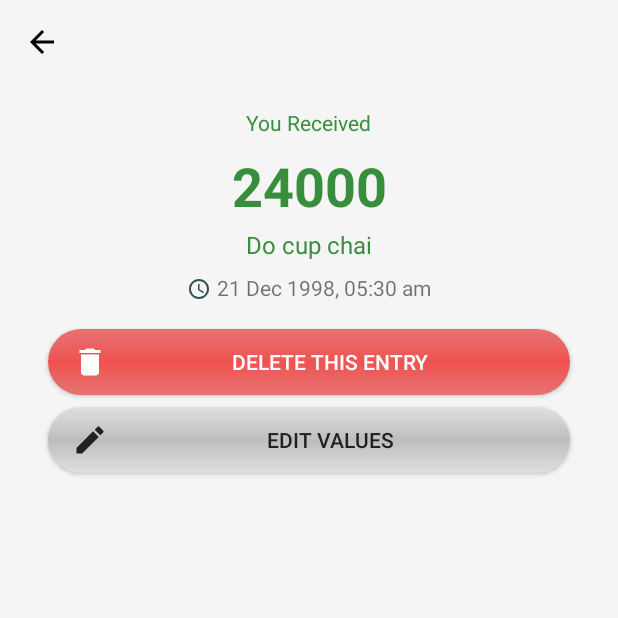
After one commit to anshenguin/New-App-Prototype, an Android app: the SingleValueDetails screen opened directly, with no data from a screen before it, on a phone screen of 412 x 824 dp, the top half of it. The commit adds this screen. Run offline under Robolectric (Android 15) with nearby library versions, the light colour scheme and no system bars.

Commit message:
detail layout for single entries finished
my back hurts...

```diff
--- a/app/build.gradle
+++ b/app/build.gradle
@@ -9,6 +9,7 @@ android {
         targetSdkVersion 26
         versionCode 1
         versionName "1.0"
+        vectorDrawables.useSupportLibrary = true
         testInstrumentationRunner "android.support.test.runner.AndroidJUnitRunner"
     }
     buildTypes {
--- a/app/src/main/AndroidManifest.xml
+++ b/app/src/main/AndroidManifest.xml
@@ -32,7 +32,10 @@
             android:authorities="com.kinitoapps.moneymanager"
             android:exported="false" />
 
-        <activity android:name=".EditActivity"></activity>
+        <activity android:name=".EditActivity" />
+        <activity android:name=".SingleValueDetails">
+
+        </activity>
     </application>
 
 </manifest>
--- /dev/null
+++ b/app/src/main/java/com/kinitoapps/moneymanager/SingleValueDetails.java
@@ -0,0 +1,213 @@
+package com.kinitoapps.moneymanager;
+
+import android.app.ActionBar;
+import android.app.AlertDialog;
+import android.content.ContentUris;
+import android.content.DialogInterface;
+import android.content.Intent;
+import android.database.Cursor;
+import android.graphics.Color;
+import android.graphics.drawable.ColorDrawable;
+import android.graphics.drawable.Drawable;
+import android.net.Uri;
+import android.os.Build;
+import android.support.v4.app.LoaderManager;
+import android.support.v4.app.NavUtils;
+import android.support.v4.content.CursorLoader;
+import android.support.v4.content.Loader;
+import android.support.v7.app.AppCompatActivity;
+import android.os.Bundle;
+import android.util.Log;
+import android.view.MenuItem;
+import android.view.View;
+import android.view.Window;
+import android.view.WindowManager;
+import android.widget.Button;
+import android.widget.TextView;
+import android.widget.Toast;
+
+import com.kinitoapps.moneymanager.data.MoneyContract;
+
+public class SingleValueDetails extends AppCompatActivity implements LoaderManager.LoaderCallbacks<Cursor> {
+    private TextView timedatetextView;
+    private static final int EXISTING_MONEY_LOADER = 0;
+
+    private TextView valueTextView;
+    private TextView descTextView;
+    private TextView statusTextView;
+    private Button delete;
+    private Button edit;
+
+    @Override
+    protected void onCreate(Bundle savedInstanceState) {
+        super.onCreate(savedInstanceState);
+        setContentView(R.layout.activity_single_value_details);
+        timedatetextView = (TextView) findViewById(R.id.timedatetext);
+        descTextView = (TextView) findViewById(R.id.desc);
+        valueTextView = (TextView) findViewById(R.id.value);
+        statusTextView = (TextView) findViewById(R.id.status);
+        android.support.v7.app.ActionBar actionBar = getSupportActionBar();
+        actionBar.setDisplayHomeAsUpEnabled(true);
+        actionBar.setTitle("");
+        actionBar.setElevation(0);
+        actionBar.setHomeAsUpIndicator(R.drawable.ic_arrow_back_black_24dp);
+        actionBar.setBackgroundDrawable(new ColorDrawable(Color.parseColor("#F5F5F5")));
+        delete = (Button) findViewById(R.id.delete_button);
+        edit = (Button) findViewById(R.id.edit_button);
+
+        delete.setOnClickListener(new View.OnClickListener() {
+            @Override
+            public void onClick(View view) {
+                showDeleteConfirmationDialog();
+            }
+        });
+        edit.setOnClickListener(new View.OnClickListener() {
+            @Override
+            public void onClick(View view) {
+                Intent intent = new Intent(SingleValueDetails.this, EditActivity.class);
+                Intent i = getIntent();
+                Uri currentEntryUri = i.getData();
+                intent.setData(currentEntryUri);
+                startActivity(intent);
+            }
+        });
+        edit.setWidth(delete.getWidth());
+        getSupportLoaderManager().initLoader(EXISTING_MONEY_LOADER, null, this);
+//        if (Build.VERSION.SDK_INT >= Build.VERSION_CODES.LOLLIPOP) {
+//            Window window = getWindow();
+//            window.addFlags(WindowManager.LayoutParams.FLAG_DRAWS_SYSTEM_BAR_BACKGROUNDS);
+//            window.setStatusBarColor(Color.parseColor("#E0E0E0"));
+//        }
+    }
+
+    @Override
+    public boolean onOptionsItemSelected(MenuItem item) {
+        switch (item.getItemId()) {
+            // Respond to the action bar's Up/Home button
+            case android.R.id.home:
+                finish();
+                return true;
+        }
+        return super.onOptionsItemSelected(item);
+    }
+
+    @Override
+    public Loader<Cursor> onCreateLoader(int id, Bundle args) {
+        Intent intent = getIntent();
+        Uri currentEntryUri = intent.getData();
+        Log.v("tag", String.valueOf(currentEntryUri));
+        String[] projection = {
+                MoneyContract.MoneyEntry._ID,
+                MoneyContract.MoneyEntry.COLUMN_MONEY_VALUE,
+                MoneyContract.MoneyEntry.COLUMN_MONEY_DESC,
+                MoneyContract.MoneyEntry.COLUMN_MONEY_STATUS,
+                MoneyContract.MoneyEntry.COLUMN_MONEY_TIME,
+                MoneyContract.MoneyEntry.COLUMN_MONEY_DATE
+        };
+
+        return new CursorLoader(this,
+                currentEntryUri,
+                projection,
+                null,
+                null,
+                null);
+    }
+
+    @Override
+    public void onLoadFinished(Loader<Cursor> loader, Cursor cursor) {
+        if (cursor == null || cursor.getCount() < 1) {
+            return;
+        }
+
+        if (cursor.moveToFirst()) {
+            int valueColumnIndex = cursor.getColumnIndex(MoneyContract.MoneyEntry.COLUMN_MONEY_VALUE);
+            int descColumnIndex = cursor.getColumnIndex(MoneyContract.MoneyEntry.COLUMN_MONEY_DESC);
+            int statusColumnIndex = cursor.getColumnIndex(MoneyContract.MoneyEntry.COLUMN_MONEY_STATUS);
+            int timeColumnIndex = cursor.getColumnIndex(MoneyContract.MoneyEntry.COLUMN_MONEY_TIME);
+            int dateColumnIndex = cursor.getColumnIndex(MoneyContract.MoneyEntry.COLUMN_MONEY_DATE);
+            String date = cursor.getString(dateColumnIndex);
+            String time = cursor.getString(timeColumnIndex);
+            double value = cursor.getDouble(valueColumnIndex);
+            String desc = cursor.getString(descColumnIndex);
+            int status = cursor.getInt(statusColumnIndex);
+            String str = String.valueOf(value);
+            String datentime = date + ", " + time;
+            valueTextView.setText(str);
+            descTextView.setText(desc);
+            timedatetextView.setText(datentime);
+            if (status == MoneyContract.MoneyEntry.STATUS_SPENT) {
+                statusTextView.setText("You Spent");
+                statusTextView.setTextColor(Color.parseColor("#D32F2F"));
+                valueTextView.setTextColor(Color.parseColor("#D32F2F"));
+                descTextView.setTextColor(Color.parseColor("#D32F2F"));
+            } else {
+                statusTextView.setText("You Received");
+                statusTextView.setTextColor(Color.parseColor("#388E3C"));
+                valueTextView.setTextColor(Color.parseColor("#388E3C"));
+                descTextView.setTextColor(Color.parseColor("#388E3C"));
+            }
+//            mStatusSpinner.setSelection(status-1);
+////            switch (status){
+////                case MoneyContract.MoneyEntry.STATUS_SPENT:
+////                    mStatusSpinner.setSelection(2);
+////                    break;
+////                default:
+////                    mStatusSpinner.setSelection(1);
+////                    break;
+////            }
+        }
+    }
+
+
+    @Override
+    public void onLoaderReset(Loader<Cursor> loader) {
+        statusTextView.setText("");
+        valueTextView.setText("");
+        descTextView.setText("");
+        timedatetextView.setText("");
+    }
+
+    private void deletePet() {
+        int rowsDeleted = 0;
+        Intent intent = getIntent();
+        Uri currentEntryUri = intent.getData();
+        rowsDeleted = getContentResolver().delete(currentEntryUri, null, null);
+        if (rowsDeleted == 0) {
+            // If no rows were deleted, then there was an error with the delete.
+            Toast.makeText(this, "Deletion Failed",
+                    Toast.LENGTH_SHORT).show();
+        } else {
+            // Otherwise, the delete was successful and we can display a toast.
+            Toast.makeText(this, "Deleted Successfully",
+                    Toast.LENGTH_SHORT).show();
+        }
+
+        finish();
+    }
+
+    private void showDeleteConfirmationDialog() {
+        // Create an AlertDialog.Builder and set the message, and click listeners
+        // for the postivie and negative buttons on the dialog.
+        AlertDialog.Builder builder = new AlertDialog.Builder(this);
+            builder.setMessage("Do you want to delete this entry?");
+        builder.setPositiveButton("Delete", new DialogInterface.OnClickListener() {
+            public void onClick(DialogInterface dialog, int id) {
+                // User clicked the "Delete" button, so delete the pet.
+                deletePet();
+            }
+        });
+        builder.setNegativeButton("Cancel", new DialogInterface.OnClickListener() {
+            public void onClick(DialogInterface dialog, int id) {
+                // User clicked the "Cancel" button, so dismiss the dialog
+                // and continue editing the pet.
+                if (dialog != null) {
+                    dialog.dismiss();
+                }
+            }
+        });
+
+        // Create and show the AlertDialog
+        AlertDialog alertDialog = builder.create();
+        alertDialog.show();
+    }
+}
--- a/app/src/main/java/com/kinitoapps/moneymanager/ThisYearFragment.java
+++ b/app/src/main/java/com/kinitoapps/moneymanager/ThisYearFragment.java
@@ -447,9 +447,14 @@ public class ThisYearFragment extends Fragment implements LoaderManager.LoaderCa
             public void onItemClick(AdapterView<?> adapterView, View view, int position, long id) {
 //                if (moneyListView.isItemChecked(position)){moneyListView.setItemChecked(position,false);}else{moneyListView.setItemChecked(position,true);}
                 if(mSelectedItemIds.size()==0) {
-                    Intent intent = new Intent(getActivity(), EditActivity.class);
-                    Uri currentEntryUri = ContentUris.withAppendedId(MoneyContract.MoneyEntry.CONTENT_URI, id);
-                    Log.v("URI", String.valueOf(currentEntryUri));
+//                    Intent intent = new Intent(getActivity(), EditActivity.class);
+//                    Uri currentEntryUri = ContentUris.withAppendedId(MoneyContract.MoneyEntry.CONTENT_URI, id);
+//                    Log.v("URI", String.valueOf(currentEntryUri));
+//                    intent.setData(currentEntryUri);
+//                    startActivity(intent);
+
+                    Intent intent = new Intent(getActivity(),SingleValueDetails.class);
+                    Uri currentEntryUri = ContentUris.withAppendedId(MoneyContract.MoneyEntry.CONTENT_URI,id);
                     intent.setData(currentEntryUri);
                     startActivity(intent);
                 }
--- /dev/null
+++ b/app/src/main/res/drawable/gradient.xml
@@ -0,0 +1,12 @@
+<?xml version="1.0" encoding="utf-8"?>
+<shape xmlns:android="http://schemas.android.com/apk/res/android"
+    android:shape="rectangle">
+    <!--  Gradient Bg for listrow -->
+    <corners android:radius="28dp"/>
+    <size android:width="48dp" android:height="48dp" />
+    <gradient
+        android:startColor="#E57373"
+        android:centerColor="#EF5350"
+        android:endColor="#E57373"
+        android:angle="270" />
+</shape>
--- /dev/null
+++ b/app/src/main/res/drawable/gradient_white.xml
@@ -0,0 +1,12 @@
+<?xml version="1.0" encoding="utf-8"?>
+<shape xmlns:android="http://schemas.android.com/apk/res/android"
+    android:shape="rectangle">
+    <!--  Gradient Bg for listrow -->
+    <corners android:radius="28dp"/>
+    <size android:width="48dp" android:height="48dp" />
+    <gradient
+        android:startColor="#E0E0E0"
+        android:centerColor="#BDBDBD"
+        android:endColor="#E0E0E0"
+        android:angle="270" />
+</shape>
--- /dev/null
+++ b/app/src/main/res/drawable/ic_access_time_black_24dp.xml
@@ -0,0 +1,4 @@
+<vector android:height="16dp" android:viewportHeight="24.0"
+    android:viewportWidth="24.0" android:width="16dp" xmlns:android="http://schemas.android.com/apk/res/android">
+    <path android:fillColor="#2F4F4F" android:pathData="M11.99,2C6.47,2 2,6.48 2,12s4.47,10 9.99,10C17.52,22 22,17.52 22,12S17.52,2 11.99,2zM12,20c-4.42,0 -8,-3.58 -8,-8s3.58,-8 8,-8 8,3.58 8,8 -3.58,8 -8,8zM12.5,7H11v6l5.25,3.15 0.75,-1.23 -4.5,-2.67z"/>
+</vector>
--- /dev/null
+++ b/app/src/main/res/drawable/ic_arrow_back_black_24dp.xml
@@ -0,0 +1,9 @@
+<vector xmlns:android="http://schemas.android.com/apk/res/android"
+        android:width="24dp"
+        android:height="24dp"
+        android:viewportWidth="24.0"
+        android:viewportHeight="24.0">
+    <path
+        android:fillColor="#FF000000"
+        android:pathData="M20,11H7.83l5.59,-5.59L12,4l-8,8 8,8 1.41,-1.41L7.83,13H20v-2z"/>
+</vector>
--- /dev/null
+++ b/app/src/main/res/drawable/ic_edit_black_24dp.xml
@@ -0,0 +1,9 @@
+<vector xmlns:android="http://schemas.android.com/apk/res/android"
+        android:width="24dp"
+        android:height="24dp"
+        android:viewportWidth="24.0"
+        android:viewportHeight="24.0">
+    <path
+        android:fillColor="#212121"
+        android:pathData="M3,17.25V21h3.75L17.81,9.94l-3.75,-3.75L3,17.25zM20.71,7.04c0.39,-0.39 0.39,-1.02 0,-1.41l-2.34,-2.34c-0.39,-0.39 -1.02,-0.39 -1.41,0l-1.83,1.83 3.75,3.75 1.83,-1.83z"/>
+</vector>
--- /dev/null
+++ b/app/src/main/res/layout/activity_single_value_details.xml
@@ -0,0 +1,110 @@
+<?xml version="1.0" encoding="utf-8"?>
+<RelativeLayout xmlns:android="http://schemas.android.com/apk/res/android"
+    xmlns:app="http://schemas.android.com/apk/res-auto"
+    xmlns:tools="http://schemas.android.com/tools"
+    android:layout_width="match_parent"
+    android:background="#F5F5F5"
+    android:layout_height="match_parent"
+    tools:context="com.kinitoapps.moneymanager.SingleValueDetails">
+
+    <LinearLayout
+    android:layout_width="match_parent"
+    android:id="@+id/main"
+    android:orientation="vertical"
+    android:layout_height="wrap_content">
+
+    <TextView
+        android:layout_width="wrap_content"
+        android:text="You Received"
+        android:layout_marginTop="16dp"
+        android:id="@+id/status"
+        android:layout_height="wrap_content"
+        android:textColor="#388E3C"
+        android:layout_gravity="center_horizontal"/>
+    <TextView
+        android:layout_width="match_parent"
+        android:layout_height="wrap_content"
+        android:id="@+id/value"
+        android:text="24000"
+        android:textColor="#388E3C"
+        android:layout_marginLeft="8dp"
+        android:textStyle="bold"
+        android:layout_marginRight="8dp"
+        android:gravity="center_horizontal"
+        android:layout_marginTop="8dp"
+        android:textSize="36sp"/>
+    <TextView
+        android:layout_width="match_parent"
+        android:layout_height="wrap_content"
+        android:layout_marginLeft="24dp"
+        android:textSize="16sp"
+        android:layout_marginRight="24dp"
+        android:text="Do cup chai"
+        android:id="@+id/desc"
+        android:textColor="#388E3C"
+        android:gravity="center_horizontal"
+        android:layout_marginTop="4dp"/>
+</LinearLayout>
+
+    <LinearLayout
+        android:layout_width="wrap_content"
+        android:layout_height="wrap_content"
+        android:id="@+id/datetime"
+        android:layout_below="@id/main"
+        android:layout_marginTop="8dp"
+        android:layout_centerHorizontal="true"
+        android:orientation="horizontal">
+
+        <ImageView
+            android:layout_width="wrap_content"
+            android:layout_height="wrap_content"
+            android:layout_gravity="center_vertical"
+            android:layout_marginRight="4dp"
+            app:srcCompat="@drawable/ic_access_time_black_24dp"
+            android:layout_marginEnd="4dp" />
+        <TextView
+            android:layout_width="wrap_content"
+            android:layout_height="wrap_content"
+            android:text="21 Dec 1998, 05:30 am"
+            android:id="@+id/timedatetext"
+            android:gravity="center"
+            android:layout_marginBottom="2dp"
+            />
+    </LinearLayout>
+
+    <Button
+        android:layout_width="match_parent"
+        android:layout_height="44dp"
+        android:id="@+id/delete_button"
+        android:layout_marginTop="16dp"
+        android:text="DELETE THIS ENTRY"
+        android:textColor="#fff"
+        android:paddingLeft="16dp"
+        android:layout_marginLeft="32dp"
+        android:layout_marginRight="32dp"
+        android:paddingRight="16dp"
+        android:layout_below="@+id/datetime"
+        android:layout_centerHorizontal="true"
+        android:drawableLeft="@drawable/ic_delete_black_24dp"
+        android:drawablePadding="4dp"
+        android:background="@drawable/gradient"
+        android:drawableStart="@drawable/ic_delete_black_24dp" />
+
+    <Button
+        android:id="@+id/edit_button"
+        android:layout_width="match_parent"
+        android:layout_height="44dp"
+        android:layout_marginLeft="32dp"
+        android:layout_marginRight="32dp"
+        android:layout_marginTop="8dp"
+        android:layout_below="@+id/delete_button"
+        android:background="@drawable/gradient_white"
+        android:drawableLeft="@drawable/ic_edit_black_24dp"
+        android:drawablePadding="4dp"
+        android:paddingLeft="16dp"
+        android:paddingRight="16dp"
+        android:text="EDIT VALUES"
+        android:textColor="#212121"
+        android:drawableStart="@drawable/ic_edit_black_24dp" />
+
+</RelativeLayout>
--- a/build.gradle
+++ b/build.gradle
@@ -6,6 +6,7 @@ buildscript {
     }
     dependencies {
         classpath 'com.android.tools.build:gradle:2.3.3'
+
 
         // NOTE: Do not place your application dependencies here; they belong
         // in the individual module build.gradle files
```
